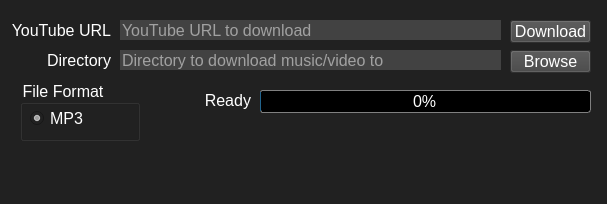
Above: form.ui from SmileyBoy321/YouLoader before the change. Below: the same form after it.
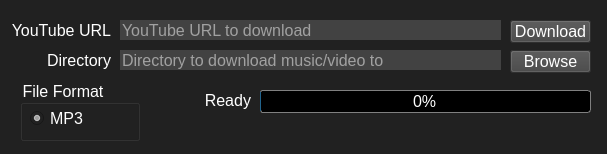
That is the form after the change. Icons and pictures are not drawn.

Patch:
```diff
--- a/form.ui
+++ b/form.ui
@@ -7,7 +7,7 @@
     <x>0</x>
     <y>0</y>
     <width>607</width>
-    <height>204</height>
+    <height>154</height>
    </rect>
   </property>
   <property name="font">
```
Left out of the diff: 11 changed lines with no effect on the pictures.
